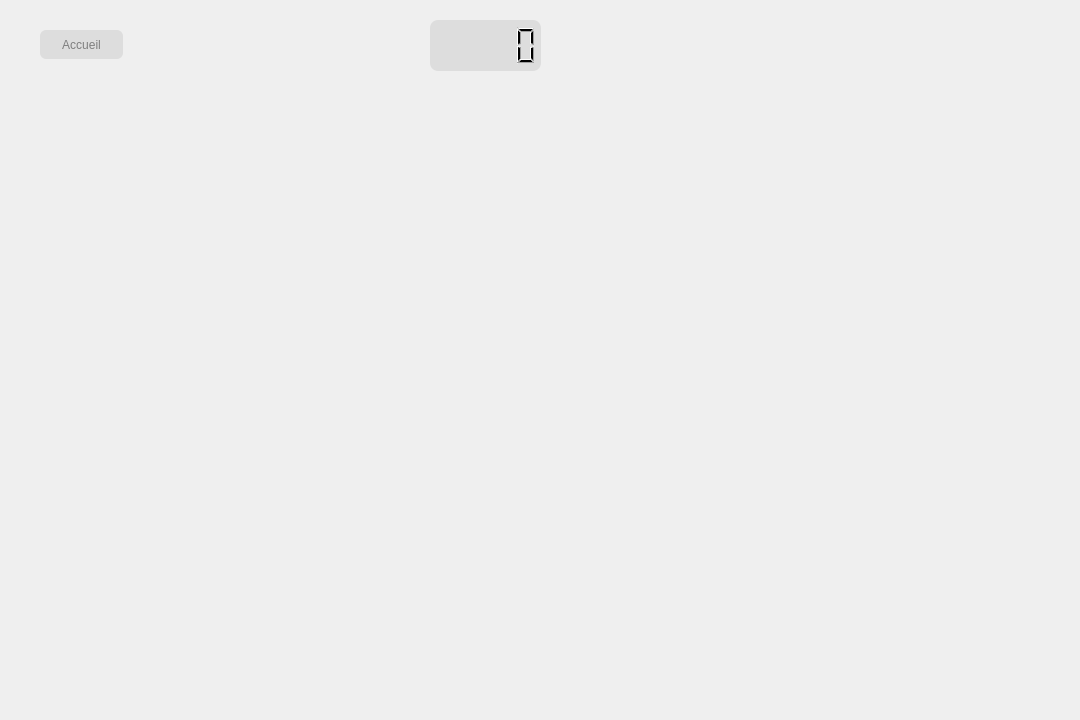
This is mainwindow.ui in Alexy845/Aztec as Qt 5 draws it before an edit. The edited form follows.
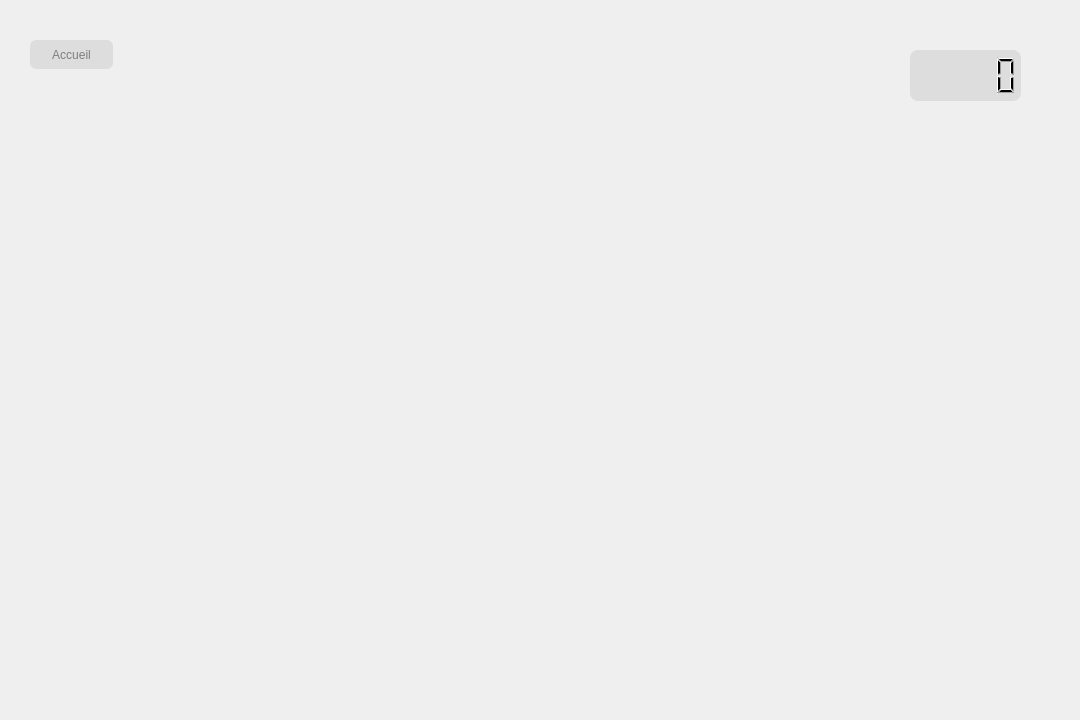
This is the edited form. The open tabs and pages were chosen to show the change. Custom widgets are drawn as their Qt base class.

Diff of the .ui file:
```diff
--- a/mainwindow.ui
+++ b/mainwindow.ui
@@ -88,18 +88,36 @@
      <widget class="MonCanvas" name="canvas" native="true">
       <property name="geometry">
        <rect>
-        <x>40</x>
-        <y>90</y>
-        <width>500</width>
-        <height>500</height>
+        <x>0</x>
+        <y>0</y>
+        <width>1081</width>
+        <height>721</height>
        </rect>
+      </property>
+      <widget class="QPushButton" name="pushButton">
+       <property name="geometry">
+        <rect>
+         <x>30</x>
+         <y>40</y>
+         <width>83</width>
+         <height>29</height>
+        </rect>
+       </property>
+       <property name="styleSheet">
+        <string notr="true">background-color: rgba(196, 196, 196, 0.407);
+border-color:rgba(196, 196, 196, 0.4);
+color: rgb(126, 126, 126);
+border-radius: 6px;</string>
+       </property>
+       <property name="text">
+        <string>Accueil</string>
       </property>
      </widget>
      <widget class="QLCDNumber" name="Digital_clock">
       <property name="geometry">
        <rect>
-        <x>430</x>
-        <y>20</y>
+         <x>910</x>
+         <y>50</y>
         <width>111</width>
         <height>51</height>
        </rect>
@@ -113,24 +131,6 @@
 border-radius: 8px;</string>
       </property>
      </widget>
-     <widget class="QPushButton" name="pushButton">
-      <property name="geometry">
-       <rect>
-        <x>40</x>
-        <y>30</y>
-        <width>83</width>
-        <height>29</height>
-       </rect>
-      </property>
-      <property name="styleSheet">
-       <string notr="true">background-color: rgba(196, 196, 196, 0.407);
-border-color:rgba(196, 196, 196, 0.4);
-color: rgb(126, 126, 126);
-border-radius: 6px;</string>
-      </property>
-      <property name="text">
-       <string>Accueil</string>
-      </property>
      </widget>
     </widget>
     <widget class="QWidget" name="page_victoire">
```
Left out of the diff: 2 changed lines with no effect on the pictures. Lines whose indentation alone changed are shown as unchanged.
